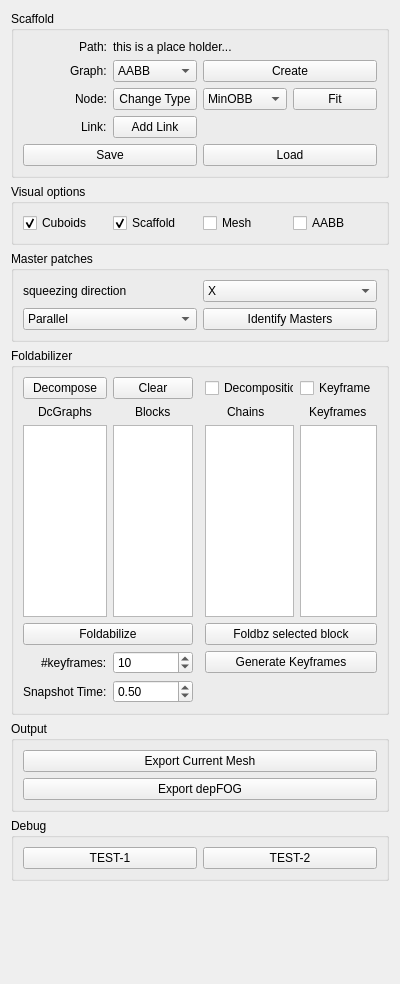
Before: the Qt Designer form FoldPlugin/FdWidget.ui in letienhung/fold-hcc, drawn with Qt 5.
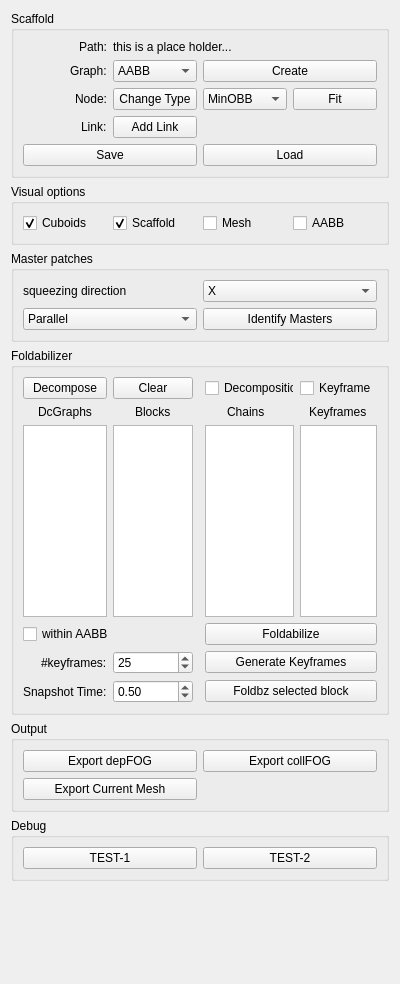
After: the same form once the commit is applied.

Commit message: fixed bug on applyFoldOption: shrink chain along axis.

```diff
--- a/FoldPlugin/FdWidget.ui
+++ b/FoldPlugin/FdWidget.ui
@@ -245,28 +245,14 @@
       <item row="5" column="1">
        <widget class="QListWidget" name="layerList"/>
       </item>
-      <item row="7" column="0" colspan="2">
-       <widget class="QPushButton" name="foldabilize">
-        <property name="text">
-         <string>Foldabilize</string>
-        </property>
-       </widget>
-      </item>
-      <item row="7" column="3" colspan="2">
-       <widget class="QPushButton" name="foldBlock">
-        <property name="text">
-         <string>Foldbz selected block</string>
-        </property>
-       </widget>
-      </item>
-      <item row="12" column="0" alignment="Qt::AlignRight">
+      <item row="13" column="0" alignment="Qt::AlignRight">
        <widget class="QLabel" name="label_11">
         <property name="text">
          <string>Snapshot Time:</string>
         </property>
        </widget>
       </item>
-      <item row="12" column="1">
+      <item row="13" column="1">
        <widget class="QDoubleSpinBox" name="snapshotTime">
         <property name="maximum">
          <double>1.000000000000000</double>
@@ -279,21 +265,21 @@
         </property>
        </widget>
       </item>
-      <item row="8" column="3" colspan="2">
+      <item row="9" column="3" colspan="2">
        <widget class="QPushButton" name="genKeyframes">
         <property name="text">
          <string>Generate Keyframes</string>
         </property>
        </widget>
       </item>
-      <item row="8" column="0" alignment="Qt::AlignRight">
+      <item row="9" column="0" alignment="Qt::AlignRight">
        <widget class="QLabel" name="label_5">
         <property name="text">
          <string>#keyframes:</string>
         </property>
        </widget>
       </item>
-      <item row="8" column="1">
+      <item row="9" column="1">
        <widget class="QSpinBox" name="nbKeyframes">
         <property name="minimum">
          <number>0</number>
@@ -302,7 +288,7 @@
          <number>100</number>
         </property>
         <property name="value">
-         <number>10</number>
+         <number>25</number>
         </property>
        </widget>
       </item>
@@ -334,6 +320,27 @@
         </property>
        </widget>
       </item>
+      <item row="13" column="3" colspan="2">
+       <widget class="QPushButton" name="foldBlock">
+        <property name="text">
+         <string>Foldbz selected block</string>
+        </property>
+       </widget>
+      </item>
+      <item row="8" column="3" colspan="2">
+       <widget class="QPushButton" name="foldabilize">
+        <property name="text">
+         <string>Foldabilize</string>
+        </property>
+       </widget>
+      </item>
+      <item row="8" column="0" colspan="2">
+       <widget class="QCheckBox" name="withinAABB">
+        <property name="text">
+         <string>within AABB</string>
+        </property>
+       </widget>
+      </item>
      </layout>
     </widget>
    </item>
@@ -404,13 +411,6 @@
       <string>Output</string>
      </property>
      <layout class="QGridLayout" name="gridLayout_6">
-      <item row="0" column="0">
-       <widget class="QPushButton" name="exportCurrent">
-        <property name="text">
-         <string>Export Current Mesh</string>
-        </property>
-       </widget>
-      </item>
       <item row="1" column="0">
        <widget class="QPushButton" name="exportDepFOG">
         <property name="text">
@@ -418,10 +418,24 @@
         </property>
        </widget>
       </item>
+      <item row="2" column="0">
+       <widget class="QPushButton" name="exportCurrent">
+        <property name="text">
+         <string>Export Current Mesh</string>
+        </property>
+       </widget>
+      </item>
+      <item row="1" column="1">
+       <widget class="QPushButton" name="exportCollFOG">
+        <property name="text">
+         <string>Export collFOG</string>
+        </property>
+       </widget>
+      </item>
      </layout>
     </widget>
    </item>
-   <item row="16" column="0" colspan="2">
+   <item row="18" column="0" colspan="2">
     <spacer name="verticalSpacer">
      <property name="orientation">
       <enum>Qt::Vertical</enum>
@@ -434,7 +448,7 @@
      </property>
     </spacer>
    </item>
-   <item row="8" column="0" colspan="2">
+   <item row="10" column="0" colspan="2">
     <widget class="QGroupBox" name="groupBox_6">
      <property name="title">
       <string>Debug</string>
```
The commit also changes 26 other files.
